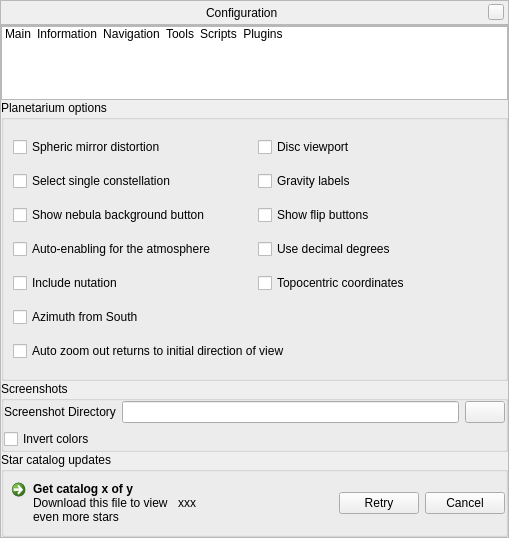
First picture: the form in src/gui/configurationDialog.ui, repository 519984307/stellarium_src, before the edit.
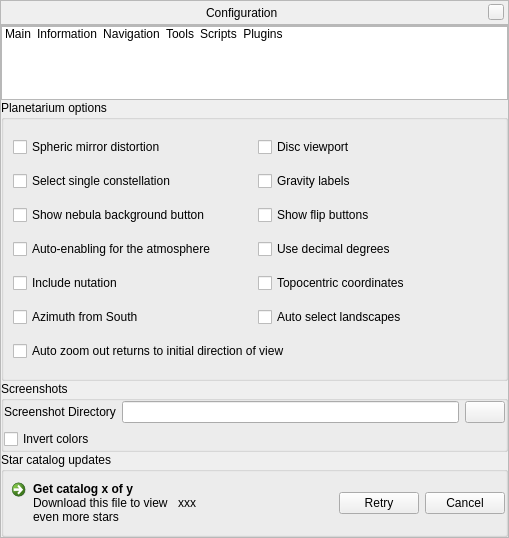
Second picture: the form after the edit. The open tabs and pages were chosen to show the change. Icons and pictures are not drawn. Custom widgets are drawn as their Qt base class.

```diff
--- a/src/gui/configurationDialog.ui
+++ b/src/gui/configurationDialog.ui
@@ -1262,6 +1262,16 @@
                </property>
               </widget>
              </item>
+             <item row="5" column="1">
+              <widget class="QCheckBox" name="autoChangeLandscapesCheckBox">
+               <property name="toolTip">
+                <string>Automatic change of landscape when planet is changed</string>
+               </property>
+               <property name="text">
+                <string>Auto select landscapes</string>
+               </property>
+              </widget>
+             </item>
             </layout>
            </widget>
           </item>
```
